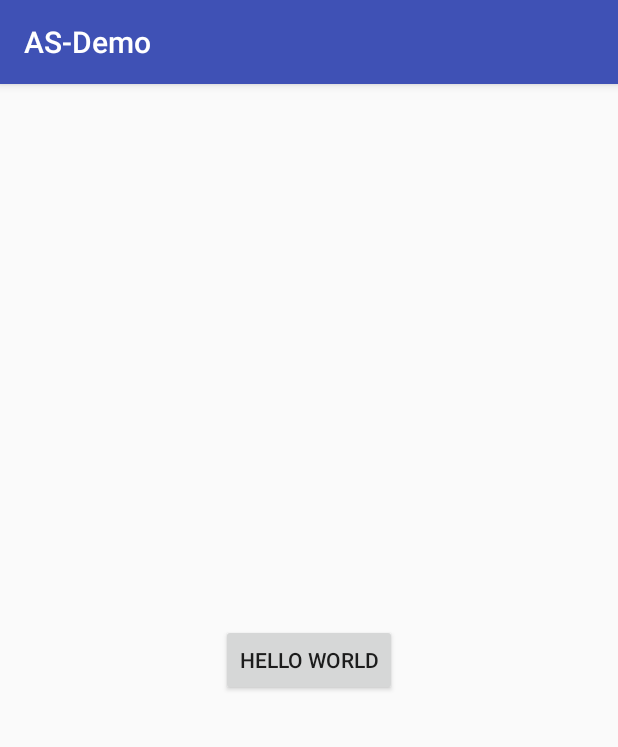
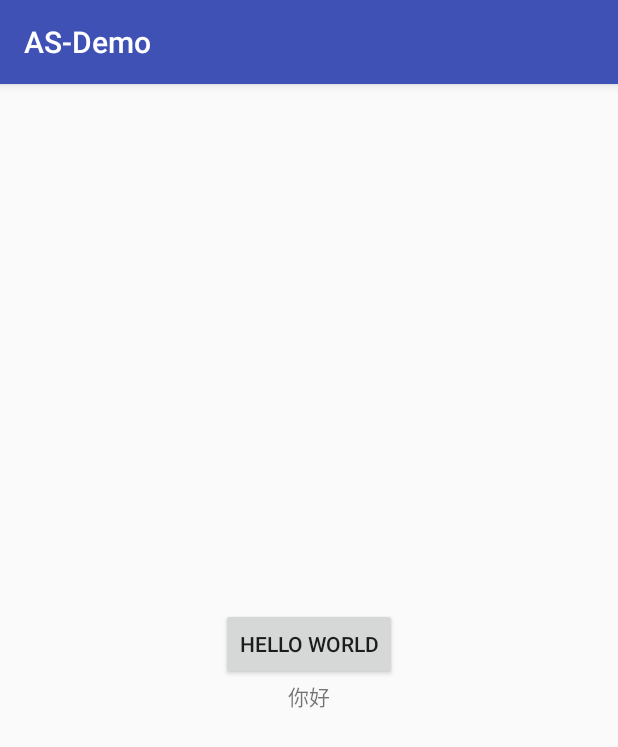
Before and after one commit to AngelaBabyJing/AS-Demo, an Android app: the screen it shows after launch (MainActivity), on a phone screen of 412 x 824 dp. Shown: the top 747 px of the screen. Run offline under Robolectric (Android 15) with nearby library versions, the phone set to English and light mode, and no system bars.

Commit message:
8.1first

```diff
--- a/app/src/main/res/layout/activity_main.xml
+++ b/app/src/main/res/layout/activity_main.xml
@@ -6,6 +6,7 @@
     android:layout_width="match_parent"
     android:layout_height="match_parent"
     android:gravity="center"
+    android:orientation="vertical"
     tools:context=".MainActivity">
 
 
@@ -15,5 +16,9 @@
         android:layout_height="wrap_content"
         android:text="Hello World"
        />
+    <TextView
+        android:text="你好"
+        android:layout_width="wrap_content"
+        android:layout_height="wrap_content"/>
 
 </LinearLayout>
```
